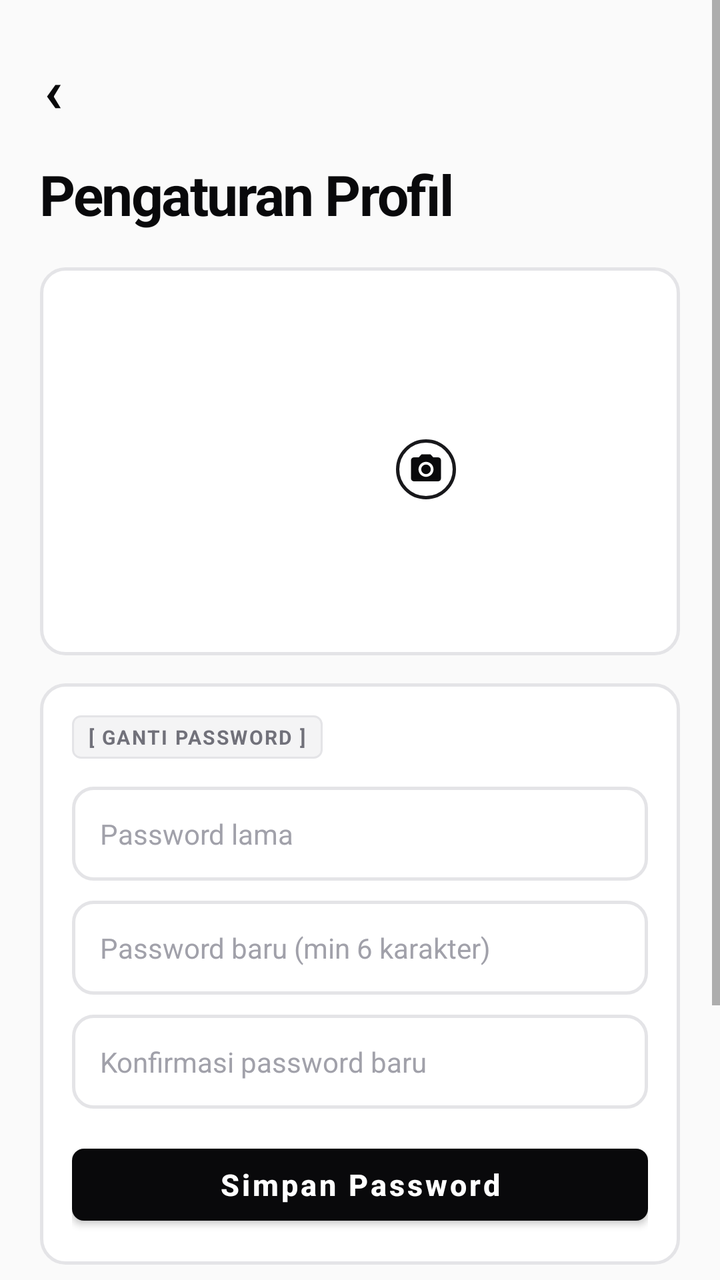
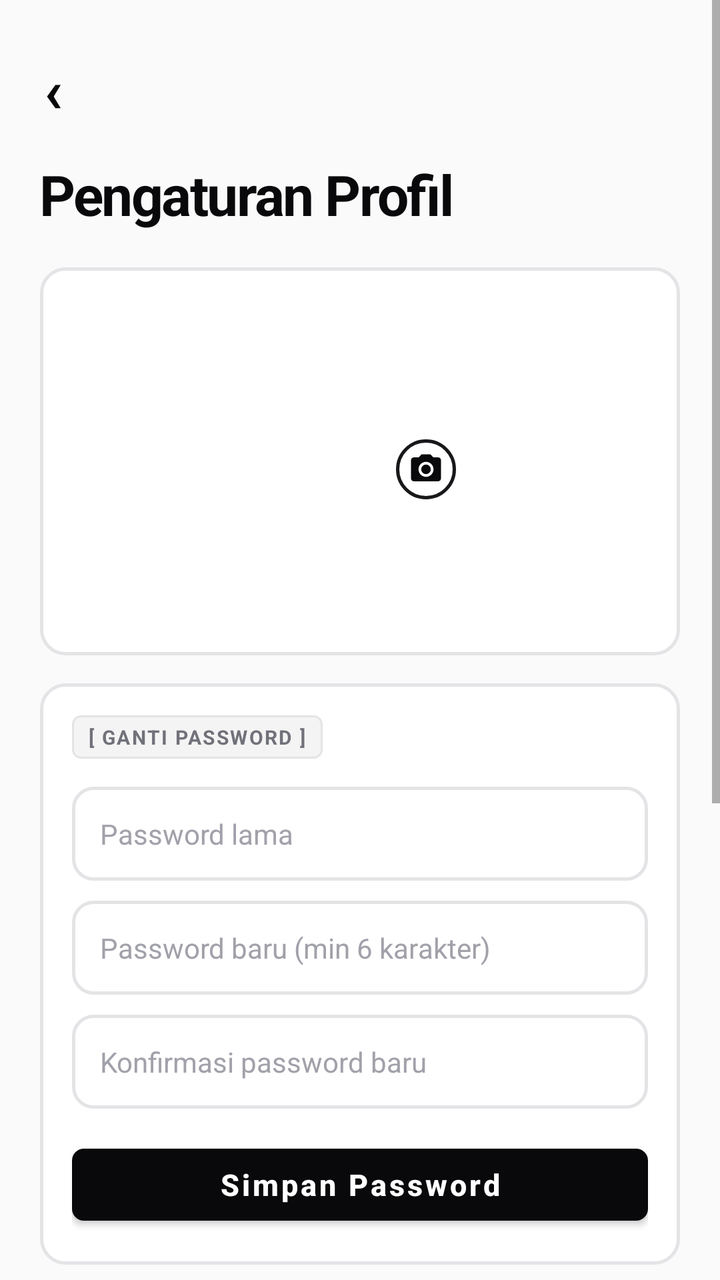

Two renders of the same Android screen: before a commit and after it. Below are the layout's source before the change and the commit's diff.
<!-- AndroidManifest.xml: application theme Theme.Absensi -->
<!-- res/layout/activity_profile_settings.xml -->
<?xml version="1.0" encoding="utf-8"?>
<androidx.constraintlayout.widget.ConstraintLayout xmlns:android="http://schemas.android.com/apk/res/android"
    xmlns:app="http://schemas.android.com/apk/res-auto"
    android:layout_width="match_parent"
    android:layout_height="match_parent"
    android:background="@color/bg_primary">

    <ScrollView
        android:layout_width="0dp"
        android:layout_height="0dp"
        app:layout_constraintBottom_toBottomOf="parent"
        app:layout_constraintEnd_toEndOf="parent"
        app:layout_constraintStart_toStartOf="parent"
        app:layout_constraintTop_toTopOf="parent">

        <LinearLayout
            android:layout_width="match_parent"
            android:layout_height="wrap_content"
            android:orientation="vertical"
            android:paddingStart="20dp"
            android:paddingTop="18dp"
            android:paddingEnd="20dp"
            android:paddingBottom="28dp">

            <include
                android:id="@+id/btnBack"
                layout="@layout/view_back_nav"
                android:layout_width="wrap_content"
                android:layout_height="wrap_content" />

            <TextView
                android:layout_width="wrap_content"
                android:layout_height="wrap_content"
                android:layout_marginTop="8dp"
                android:letterSpacing="-0.03"
                android:text="Pengaturan Profil"
                android:textColor="@color/text_primary"
                android:textSize="28sp"
                android:textStyle="bold" />

            <LinearLayout
                android:layout_width="match_parent"
                android:layout_height="wrap_content"
                android:layout_marginTop="18dp"
                android:background="@drawable/bg_hero_card"
                android:gravity="center_vertical"
                android:orientation="vertical"
                android:padding="20dp">

                <FrameLayout
                    android:id="@+id/flAvatar"
                    android:layout_width="96dp"
                    android:layout_height="96dp"
                    android:layout_gravity="center_horizontal"
                    android:clickable="true"
                    android:foreground="?attr/selectableItemBackgroundBorderless"
                    android:clipToOutline="true">

                    <ImageView
                        android:id="@+id/ivAvatar"
                        android:layout_width="match_parent"
                        android:layout_height="match_parent"
                        android:contentDescription="Foto Profil"
                        android:scaleType="centerCrop" />

                    <TextView
                        android:id="@+id/tvAvatarInitial"
                        android:layout_width="match_parent"
                        android:layout_height="match_parent"
                        android:gravity="center"
                        android:textColor="@color/surface"
                        android:textSize="34sp"
                        android:textStyle="bold"
                        android:visibility="gone" />

                    <ImageView
                        android:id="@+id/ivCameraBadge"
                        android:layout_width="30dp"
                        android:layout_height="30dp"
                        android:layout_gravity="bottom|end"
                        android:background="@drawable/bg_camera_badge"
                        android:contentDescription="Ganti Foto Profil"
                        android:padding="6dp"
                        android:src="@drawable/ic_camera_badge"
                        android:tint="@color/accent" />
                </FrameLayout>

                <TextView
                    android:id="@+id/tvName"
                    android:layout_width="match_parent"
                    android:layout_height="wrap_content"
                    android:layout_marginTop="12dp"
                    android:gravity="center_horizontal"
                    android:textColor="@color/text_primary"
                    android:textSize="19sp"
                    android:textStyle="bold" />

                <TextView
                    android:id="@+id/tvEmpInfo"
                    android:layout_width="match_parent"
                    android:layout_height="wrap_content"
                    android:layout_marginTop="4dp"
                    android:gravity="center_horizontal"
                    android:textColor="@color/text_secondary"
                    android:textSize="12sp"
                    android:textStyle="bold" />
            </LinearLayout>

            <LinearLayout
                android:layout_width="match_parent"
                android:layout_height="wrap_content"
                android:layout_marginTop="14dp"
                android:background="@drawable/bg_hero_card"
                android:orientation="vertical"
                android:padding="16dp">

                <TextView
                    android:layout_width="wrap_content"
                    android:layout_height="wrap_content"
                    android:text="[ GANTI PASSWORD ]"
                    android:background="@drawable/bg_tag_pill"
                    android:letterSpacing="0.08"
                    android:paddingStart="8dp"
                    android:paddingTop="4dp"
                    android:paddingEnd="8dp"
                    android:paddingBottom="4dp"
                    android:textColor="@color/text_secondary"
                    android:textSize="10sp"
                    android:textStyle="bold" />

                <EditText
                    android:id="@+id/etCurrentPassword"
                    android:layout_width="match_parent"
                    android:layout_height="wrap_content"
                    android:layout_marginTop="14dp"
                    android:background="@drawable/bg_search"
                    android:hint="Password lama"
                    android:importantForAutofill="no"
                    android:inputType="textPassword"
                    android:padding="14dp"
                    android:textColor="@color/text_primary"
                    android:textColorHint="@color/text_tertiary"
                    android:textSize="14sp" />

                <EditText
                    android:id="@+id/etNewPassword"
                    android:layout_width="match_parent"
                    android:layout_height="wrap_content"
                    android:layout_marginTop="10dp"
                    android:background="@drawable/bg_search"
                    android:hint="Password baru (min 6 karakter)"
                    android:importantForAutofill="no"
                    android:inputType="textPassword"
                    android:padding="14dp"
                    android:textColor="@color/text_primary"
                    android:textColorHint="@color/text_tertiary"
                    android:textSize="14sp" />

                <EditText
                    android:id="@+id/etConfirmPassword"
                    android:layout_width="match_parent"
                    android:layout_height="wrap_content"
                    android:layout_marginTop="10dp"
                    android:background="@drawable/bg_search"
                    android:hint="Konfirmasi password baru"
                    android:importantForAutofill="no"
                    android:inputType="textPassword"
                    android:padding="14dp"
                    android:textColor="@color/text_primary"
                    android:textColorHint="@color/text_tertiary"
                    android:textSize="14sp" />

                <TextView
                    android:id="@+id/tvPassMessage"
                    android:layout_width="match_parent"
                    android:layout_height="wrap_content"
                    android:layout_marginTop="8dp"
                    android:textColor="@color/danger"
                    android:textSize="12sp"
                    android:visibility="gone" />

                <com.google.android.material.button.MaterialButton
                    android:id="@+id/btnSavePassword"
                    android:layout_width="match_parent"
                    android:layout_height="48dp"
                    android:layout_marginTop="14dp"
                    android:text="Simpan Password"
                    android:textAllCaps="false"
                    android:textSize="15sp"
                    android:textStyle="bold"
                    app:backgroundTint="@color/accent"
                    app:cornerRadius="6dp" />
            </LinearLayout>

            <LinearLayout
                android:layout_width="match_parent"
                android:layout_height="wrap_content"
                android:layout_marginTop="14dp"
                android:background="@drawable/bg_hero_card"
                android:orientation="vertical"
                android:padding="16dp">

                <TextView
                    android:layout_width="wrap_content"
                    android:layout_height="wrap_content"
                    android:text="[ TENTANG &amp; LISENSI ]"
                    android:background="@drawable/bg_tag_pill"
                    android:letterSpacing="0.08"
                    android:paddingStart="8dp"
                    android:paddingTop="4dp"
                    android:paddingEnd="8dp"
                    android:paddingBottom="4dp"
                    android:textColor="@color/text_secondary"
                    android:textSize="10sp"
                    android:textStyle="bold" />

                <TextView
                    android:id="@+id/tvAboutName"
                    android:layout_width="wrap_content"
                    android:layout_height="wrap_content"
                    android:layout_marginTop="12dp"
                    android:textColor="@color/text_primary"
                    android:textSize="15sp"
                    android:textStyle="bold" />

                <TextView
                    android:id="@+id/tvAboutCopyright"
                    android:layout_width="wrap_content"
                    android:layout_height="wrap_content"
                    android:layout_marginTop="2dp"
                    android:textColor="@color/text_secondary"
                    android:textSize="12sp" />

                <TextView
                    android:id="@+id/tvLicense"
                    android:layout_width="wrap_content"
                    android:layout_height="wrap_content"
                    android:layout_marginTop="10dp"
                    android:paddingTop="4dp"
                    android:paddingBottom="4dp"
                    android:text="Lisensi MIT  →"
                    android:textColor="@color/text_primary"
                    android:textSize="13sp"
                    android:textStyle="bold" />
            </LinearLayout>
        </LinearLayout>
    </ScrollView>
</androidx.constraintlayout.widget.ConstraintLayout>
<!-- res/layout/view_back_nav.xml (included above) -->
<?xml version="1.0" encoding="utf-8"?>
<TextView xmlns:android="http://schemas.android.com/apk/res/android"
    android:layout_width="wrap_content"
    android:layout_height="wrap_content"
    android:minHeight="40dp"
    android:gravity="center_vertical"
    android:paddingStart="2dp"
    android:paddingTop="6dp"
    android:paddingEnd="2dp"
    android:paddingBottom="6dp"
    android:text="‹"
    android:textColor="@color/text_primary"
    android:textSize="30sp"
    android:textStyle="bold" />
<!-- resources referenced by this layout -->
<resources>
  <color name="accent">#09090B</color>
  <color name="bg_primary">#FAFAFA</color>
  <color name="danger">#DC2626</color>
  <color name="surface">#FFFFFF</color>
  <color name="text_primary">#09090B</color>
  <color name="text_secondary">#71717A</color>
  <color name="text_tertiary">#A1A1AA</color>
  <!-- drawable bg_camera_badge (drawable) -->
  <?xml version="1.0" encoding="utf-8"?>
  <shape xmlns:android="http://schemas.android.com/apk/res/android"
      android:shape="oval">
      <solid android:color="@color/surface" />
      <stroke
          android:width="1.5dp"
          android:color="@color/border_dark" />
  </shape>
  <!-- drawable bg_hero_card (drawable) -->
  <?xml version="1.0" encoding="utf-8"?>
  <shape xmlns:android="http://schemas.android.com/apk/res/android"
      android:shape="rectangle">
      <solid android:color="@color/surface" />
      <corners android:radius="12dp" />
      <stroke android:width="1.5dp" android:color="@color/border_crisp" />
  </shape>
  <!-- drawable bg_search (drawable) -->
  <?xml version="1.0" encoding="utf-8"?>
  <shape xmlns:android="http://schemas.android.com/apk/res/android"
      android:shape="rectangle">
      <solid android:color="@color/search_bg" />
      <corners android:radius="10dp" />
      <stroke android:width="1.5dp" android:color="@color/search_stroke" />
  </shape>
  <!-- drawable bg_tag_pill (drawable) -->
  <?xml version="1.0" encoding="utf-8"?>
  <shape xmlns:android="http://schemas.android.com/apk/res/android"
      android:shape="rectangle">
      <solid android:color="@color/accent_light" />
      <corners android:radius="4dp" />
      <stroke android:width="1dp" android:color="@color/border_crisp" />
  </shape>
  <!-- drawable ic_camera_badge (drawable) -->
  <?xml version="1.0" encoding="utf-8"?>
  <vector xmlns:android="http://schemas.android.com/apk/res/android"
      android:width="24dp"
      android:height="24dp"
      android:viewportWidth="24"
      android:viewportHeight="24">
      <path
          android:fillColor="#FFFFFFFF"
          android:pathData="M12,15.2a3.2,3.2 0,1 0,0 -6.4a3.2,3.2 0,0 0,0 6.4z" />
      <path
          android:fillColor="#FFFFFFFF"
          android:pathData="M9,2L7.17,4H4c-1.1,0 -2,0.9 -2,2v12c0,1.1 0.9,2 2,2h16c1.1,0 2,-0.9 2,-2V6c0,-1.1 -0.9,-2 -2,-2h-3.17L15,2H9zM12,17c-2.76,0 -5,-2.24 -5,-5s2.24,-5 5,-5 5,2.24 5,5 -2.24,5 -5,5z" />
  </vector>
  <style name="Theme.Absensi" parent="Theme.MaterialComponents.Light.NoActionBar">
          <item name="android:windowBackground">@color/bg_primary</item>
          <item name="colorPrimary">@color/accent</item>
          <item name="colorPrimaryDark">@color/primary_dark</item>
          <item name="android:statusBarColor">@color/surface</item>
          <item name="android:windowLightStatusBar">true</item>
          <item name="colorAccent">@color/accent</item>
      </style>
  <color name="border_dark">#18181B</color>
  <color name="border_crisp">#E4E4E7</color>
  <color name="search_bg">#FFFFFF</color>
  <color name="search_stroke">#E4E4E7</color>
  <color name="accent_light">#F4F4F5</color>
  <color name="primary_dark">#09090B</color>
</resources>

<!-- the commit's change to res/layout/activity_profile_settings.xml (unified diff, before → after) -->
@@ -185,6 +185,65 @@
                     android:layout_height="48dp"
                     android:layout_marginTop="14dp"
                     android:text="Simpan Password"
+                    android:textAllCaps="false"
+                    android:textSize="15sp"
+                    android:textStyle="bold"
+                    app:backgroundTint="@color/accent"
+                    app:cornerRadius="6dp" />
+            </LinearLayout>
+
+            <LinearLayout
+                android:layout_width="match_parent"
+                android:layout_height="wrap_content"
+                android:layout_marginTop="14dp"
+                android:background="@drawable/bg_hero_card"
+                android:orientation="vertical"
+                android:padding="16dp">
+
+                <TextView
+                    android:layout_width="wrap_content"
+                    android:layout_height="wrap_content"
+                    android:text="[ KONEKSI SERVER ]"
+                    android:background="@drawable/bg_tag_pill"
+                    android:letterSpacing="0.08"
+                    android:paddingStart="8dp"
+                    android:paddingTop="4dp"
+                    android:paddingEnd="8dp"
+                    android:paddingBottom="4dp"
+                    android:textColor="@color/text_secondary"
+                    android:textSize="10sp"
+                    android:textStyle="bold" />
+
+                <TextView
+                    android:layout_width="match_parent"
+                    android:layout_height="wrap_content"
+                    android:layout_marginTop="12dp"
+                    android:text="Alamat server (http://ip:port)"
+                    android:textColor="@color/text_secondary"
+                    android:textSize="11sp"
+                    android:textStyle="bold" />
+
+                <EditText
+                    android:id="@+id/etServerUrl"
+                    android:layout_width="match_parent"
+                    android:layout_height="wrap_content"
+                    android:layout_marginTop="6dp"
+                    android:autofillHints=""
+                    android:background="@drawable/bg_search"
+                    android:hint="http://192.168.1.37:9790"
+                    android:importantForAutofill="no"
+                    android:inputType="textUri"
+                    android:padding="14dp"
+                    android:textColor="@color/text_primary"
+                    android:textColorHint="@color/text_tertiary"
+                    android:textSize="14sp" />
+
+                <com.google.android.material.button.MaterialButton
+                    android:id="@+id/btnSaveServer"
+                    android:layout_width="match_parent"
+                    android:layout_height="48dp"
+                    android:layout_marginTop="10dp"
+                    android:text="Simpan Alamat Server"
                     android:textAllCaps="false"
                     android:textSize="15sp"
                     android:textStyle="bold"
